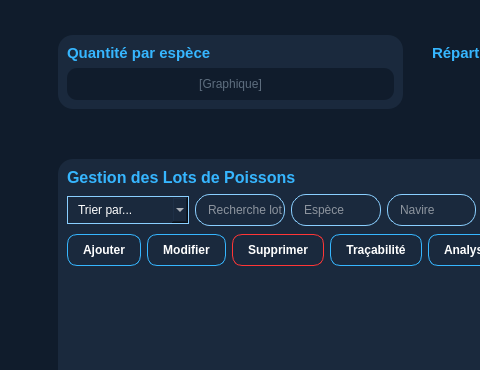
Esprit-UP-Algo/projetcpp2526-s2-2a12-smart-fishing-port-management-2a12, file src/gestioncapture.ui: the form before one commit; both pictures show x 197 to 677 and y 0 to 370 of the 1366 by 768 pixel window.
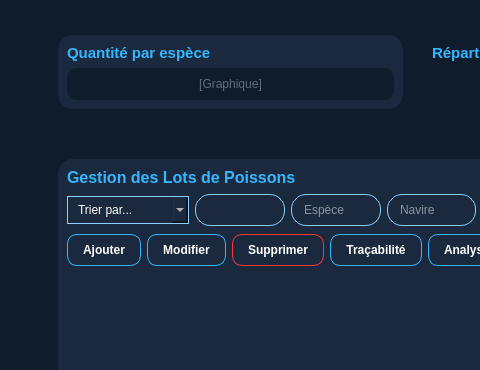
The form after the commit.

Patch:
```diff
--- a/src/gestioncapture.ui
+++ b/src/gestioncapture.ui
@@ -560,8 +560,14 @@
                     </item>
                     <item>
                      <widget class="QLineEdit" name="leSearchLot">
+                       <property name="visible">
+                        <bool>false</bool>
+                       </property>
+                       <property name="enabled">
+                        <bool>false</bool>
+                       </property>
                       <property name="placeholderText">
-                       <string>Recherche lot</string>
+                        <string/>
                       </property>
                      </widget>
                     </item>
```
